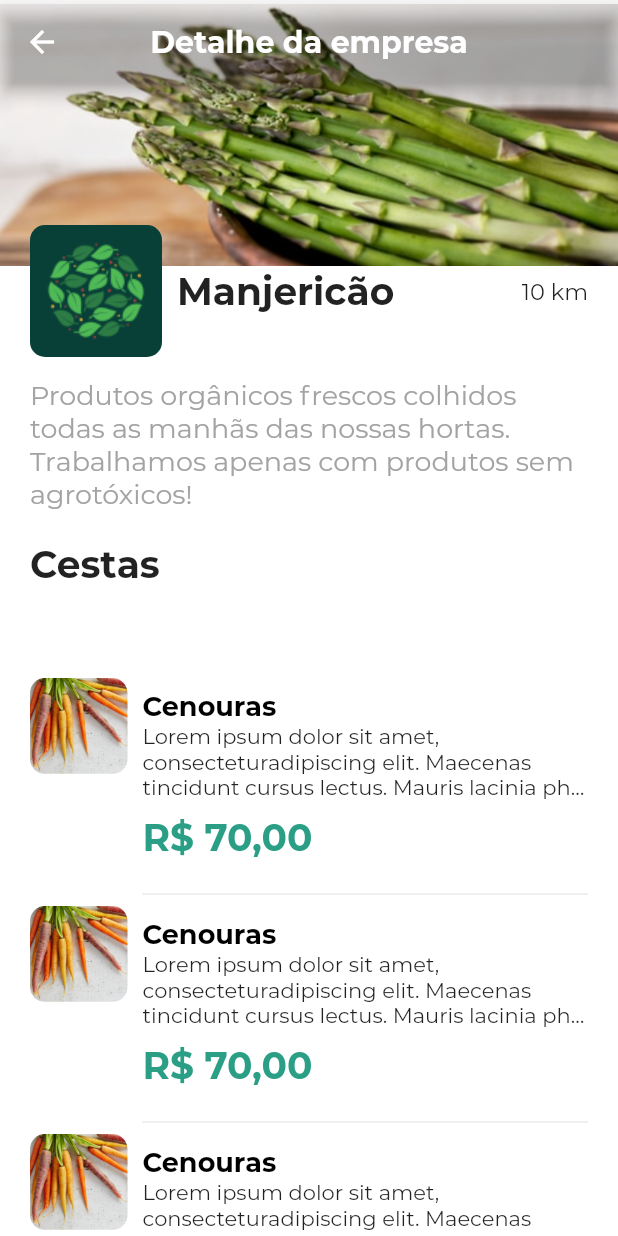
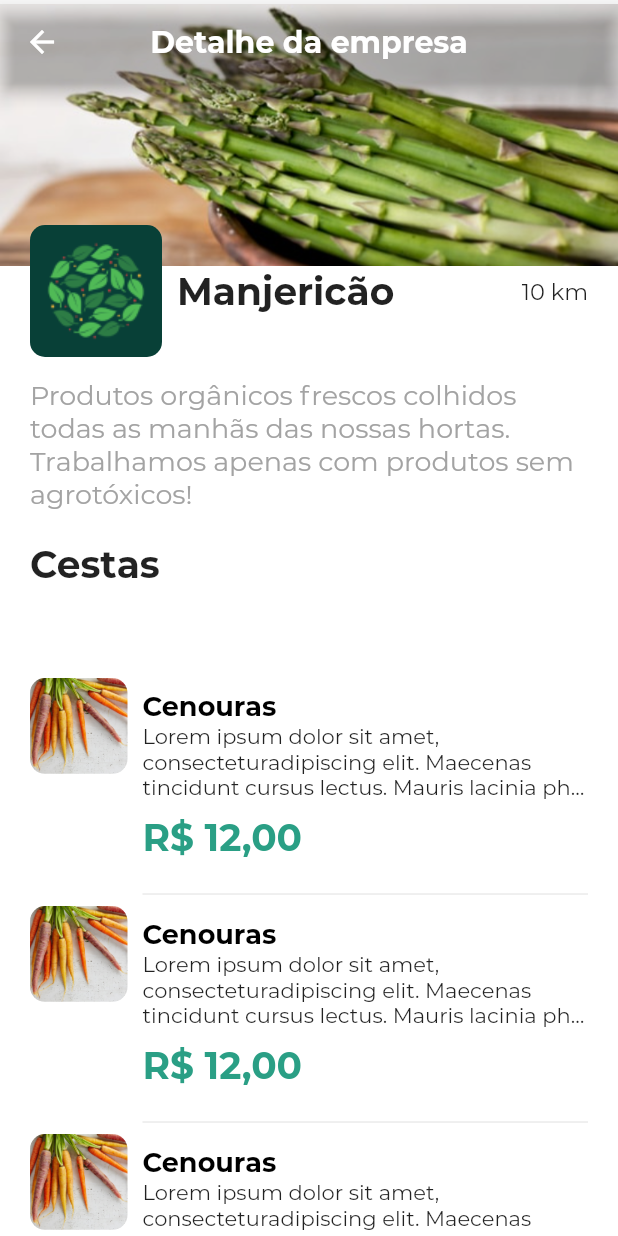
Before and after one commit to Leomhl/alura_ecommerceorgs, a Flutter app: the screen it shows after launch, after a tap on "Manjericão", on a phone screen of 412 x 824 dp. Run offline on Flutter 3.47's test engine with Material 2 defaults, Android fonts, the phone set to English and light mode, and no system bars; our stand-ins replace smooth_star_rating.

```diff
--- a/lib/components/orgs_highlights_card.dart
+++ b/lib/components/orgs_highlights_card.dart
@@ -60,7 +60,7 @@ class OrgsHighlightsCard extends StatelessWidget {
                     child: Text(
                       'Ver agora',
                       style: TextStyle(
-                          fontWeight: FontWeight.bold
+                        fontWeight: FontWeight.bold
                       ),
                     ),
                     style: ElevatedButton.styleFrom(
--- a/lib/components/orgs_packages_card.dart
+++ b/lib/components/orgs_packages_card.dart
@@ -8,14 +8,14 @@ class OrgsPackagesCard extends StatelessWidget {
   final String description = 'Lorem ipsum dolor sit amet, consectetur'
   'adipiscing elit. Maecenas tincidunt cursus lectus. Mauris lacinia '
   'pharetra arcu, a fermentum justo vestibulum at. Nam venenatis leo ';
-  final String price = '70,00';
+  final String price;
 
-  // OrgsPackagesCard({
-  //   @required this.title,
-  //   @required this.photo,
-  //   @required this.description,
-  //   @required this.price,
-  // });
+  OrgsPackagesCard({
+    // @required this.title,
+    // @required this.photo,
+    // @required this.description,
+    @required this.price,
+  });
 
   @override
   Widget build(BuildContext context) {
@@ -51,6 +51,7 @@ class OrgsPackagesCard extends StatelessWidget {
               softWrap: false,
             ),
             SizedBox(height: 10),
+            price != null ?
             Text(
               'R\$ $price',
               style: TextStyle(
@@ -58,7 +59,7 @@ class OrgsPackagesCard extends StatelessWidget {
                 fontWeight: FontWeight.w700,
                 color: Color.fromRGBO(42, 159, 133, 1),
               ),
-            ),
+            ) : Container(),
             SizedBox(height: 15),
             Divider(),
           ],
--- a/lib/screens/producer_details_screen.dart
+++ b/lib/screens/producer_details_screen.dart
@@ -1,5 +1,6 @@
 import 'package:flutter/material.dart';
 import 'package:proj/components/orgs_packages_card.dart';
+import 'package:proj/screens/package_details_screen.dart';
 
 class ProducerDetailsScreen extends StatelessWidget {
 
@@ -31,7 +32,12 @@ class ProducerDetailsScreen extends StatelessWidget {
           ),
         ),
       ),
-      body: Column(
+      body: InkWell(
+        onTap: () => Navigator.push(
+          context,
+          MaterialPageRoute(builder: (context) => PackageDetailsScreen()),
+        ),
+        child: Column(
           crossAxisAlignment: CrossAxisAlignment.start,
           children: [
             Stack(
@@ -97,20 +103,21 @@ class ProducerDetailsScreen extends StatelessWidget {
                 padding: EdgeInsets.fromLTRB(20, 5, 20, 0),
                 child: ListView(
                   children: [
-                  OrgsPackagesCard(),
-                  OrgsPackagesCard(),
-                  OrgsPackagesCard(),
-                  OrgsPackagesCard(),
-                  OrgsPackagesCard(),
-                  OrgsPackagesCard(),
-                  OrgsPackagesCard(),
-                  OrgsPackagesCard(),
+                    OrgsPackagesCard(price: '12,00'),
+                    OrgsPackagesCard(price: '12,00'),
+                    OrgsPackagesCard(price: '12,00'),
+                    OrgsPackagesCard(price: '12,00'),
+                    OrgsPackagesCard(price: '12,00'),
+                    OrgsPackagesCard(price: '12,00'),
+                    OrgsPackagesCard(price: '12,00'),
+                    OrgsPackagesCard(price: '12,00'),
                   ],
                 ),
               )
             ),
           ],
         ),
+      ),
     );
   }
 }
--- a/pubspec.yaml
+++ b/pubspec.yaml
@@ -36,6 +36,7 @@ flutter:
     - assets/images/store5.png
     - assets/images/bg_producer.png
     - assets/images/cenouras.png
+    - assets/images/package_details.png
 
   # An image asset can refer to one or more resolution-specific "variants", see
   # https://flutter.dev/assets-and-images/#resolution-aware.
```
Also changed, not shown: lib/screens/package_details_screen.dart (added, +147 -0 lines), assets/images/package_details.png (added). Lines whose indentation alone changed are shown as unchanged.
